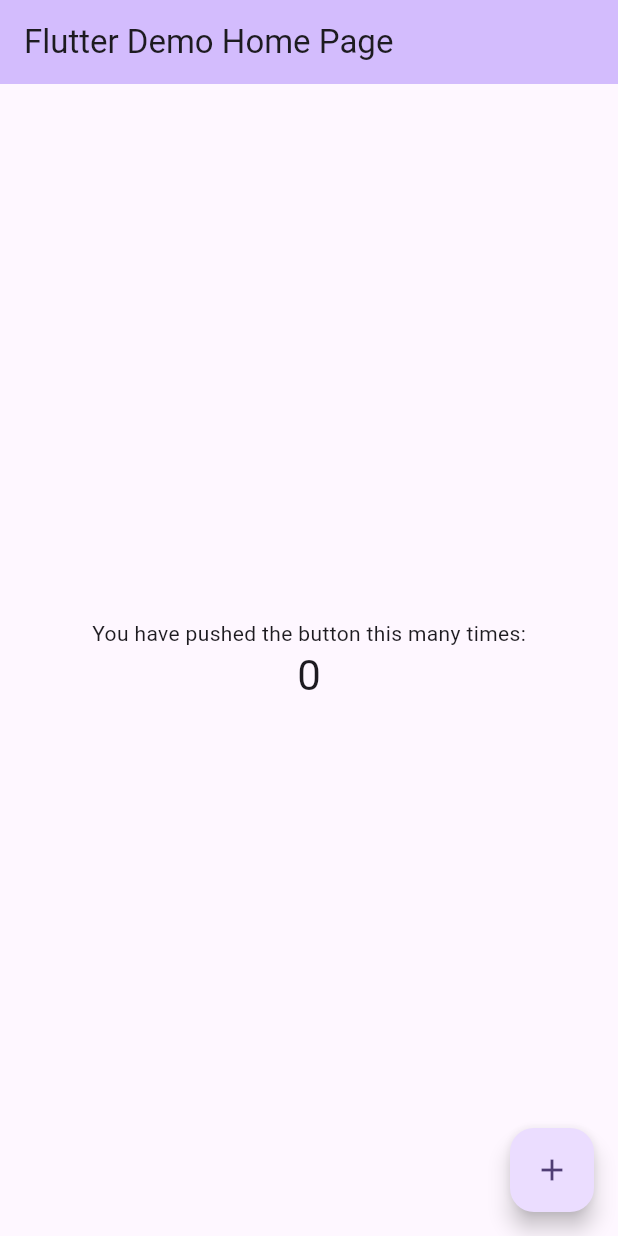
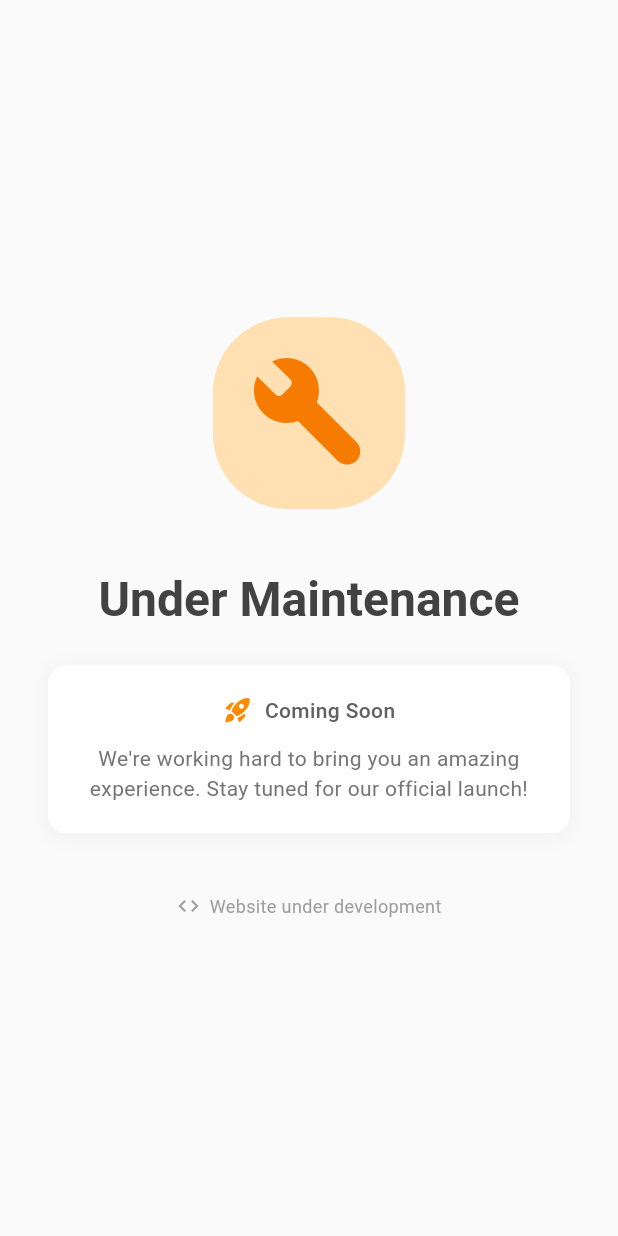
Before and after one commit to ShubaiTech/altira, a Flutter app: the screen it shows after launch, on a phone screen of 412 x 824 dp. Run offline on Flutter 3.47's test engine with Material 3 defaults, Android fonts, the light colour scheme and no system bars.

Commit message:
Update page to be under maintenance

```diff
--- a/lib/main.dart
+++ b/lib/main.dart
@@ -7,116 +7,124 @@ void main() {
 class MyApp extends StatelessWidget {
   const MyApp({super.key});
 
-  // This widget is the root of your application.
   @override
   Widget build(BuildContext context) {
     return MaterialApp(
-      title: 'Flutter Demo',
+      title: 'Altira - Under Maintenance',
       theme: ThemeData(
-        // This is the theme of your application.
-        //
-        // TRY THIS: Try running your application with "flutter run". You'll see
-        // the application has a purple toolbar. Then, without quitting the app,
-        // try changing the seedColor in the colorScheme below to Colors.green
-        // and then invoke "hot reload" (save your changes or press the "hot
-        // reload" button in a Flutter-supported IDE, or press "r" if you used
-        // the command line to start the app).
-        //
-        // Notice that the counter didn't reset back to zero; the application
-        // state is not lost during the reload. To reset the state, use hot
-        // restart instead.
-        //
-        // This works for code too, not just values: Most code changes can be
-        // tested with just a hot reload.
-        colorScheme: ColorScheme.fromSeed(seedColor: Colors.deepPurple),
+        colorScheme: ColorScheme.fromSeed(seedColor: Colors.orange),
+        useMaterial3: true,
       ),
-      home: const MyHomePage(title: 'Flutter Demo Home Page'),
+      home: const MaintenancePage(),
+      debugShowCheckedModeBanner: false,
     );
   }
 }
 
-class MyHomePage extends StatefulWidget {
-  const MyHomePage({super.key, required this.title});
-
-  // This widget is the home page of your application. It is stateful, meaning
-  // that it has a State object (defined below) that contains fields that affect
-  // how it looks.
-
-  // This class is the configuration for the state. It holds the values (in this
-  // case the title) provided by the parent (in this case the App widget) and
-  // used by the build method of the State. Fields in a Widget subclass are
-  // always marked "final".
-
-  final String title;
-
-  @override
-  State<MyHomePage> createState() => _MyHomePageState();
-}
-
-class _MyHomePageState extends State<MyHomePage> {
-  int _counter = 0;
-
-  void _incrementCounter() {
-    setState(() {
-      // This call to setState tells the Flutter framework that something has
-      // changed in this State, which causes it to rerun the build method below
-      // so that the display can reflect the updated values. If we changed
-      // _counter without calling setState(), then the build method would not be
-      // called again, and so nothing would appear to happen.
-      _counter++;
-    });
-  }
+class MaintenancePage extends StatelessWidget {
+  const MaintenancePage({super.key});
 
   @override
   Widget build(BuildContext context) {
-    // This method is rerun every time setState is called, for instance as done
-    // by the _incrementCounter method above.
-    //
-    // The Flutter framework has been optimized to make rerunning build methods
-    // fast, so that you can just rebuild anything that needs updating rather
-    // than having to individually change instances of widgets.
     return Scaffold(
-      appBar: AppBar(
-        // TRY THIS: Try changing the color here to a specific color (to
-        // Colors.amber, perhaps?) and trigger a hot reload to see the AppBar
-        // change color while the other colors stay the same.
-        backgroundColor: Theme.of(context).colorScheme.inversePrimary,
-        // Here we take the value from the MyHomePage object that was created by
-        // the App.build method, and use it to set our appbar title.
-        title: Text(widget.title),
-      ),
+      backgroundColor: Colors.grey[50],
       body: Center(
-        // Center is a layout widget. It takes a single child and positions it
-        // in the middle of the parent.
-        child: Column(
-          // Column is also a layout widget. It takes a list of children and
-          // arranges them vertically. By default, it sizes itself to fit its
-          // children horizontally, and tries to be as tall as its parent.
-          //
-          // Column has various properties to control how it sizes itself and
-          // how it positions its children. Here we use mainAxisAlignment to
-          // center the children vertically; the main axis here is the vertical
-          // axis because Columns are vertical (the cross axis would be
-          // horizontal).
-          //
-          // TRY THIS: Invoke "debug painting" (choose the "Toggle Debug Paint"
-          // action in the IDE, or press "p" in the console), to see the
-          // wireframe for each widget.
-          mainAxisAlignment: MainAxisAlignment.center,
-          children: <Widget>[
-            const Text('You have pushed the button this many times:'),
-            Text(
-              '$_counter',
-              style: Theme.of(context).textTheme.headlineMedium,
-            ),
-          ],
+        child: Padding(
+          padding: const EdgeInsets.all(32.0),
+          child: Column(
+            mainAxisAlignment: MainAxisAlignment.center,
+            children: [
+              // Maintenance icon
+              Container(
+                padding: const EdgeInsets.all(24),
+                decoration: BoxDecoration(
+                  color: Colors.orange[100],
+                  borderRadius: BorderRadius.circular(50),
+                ),
+                child: Icon(
+                  Icons.build_rounded,
+                  size: 80,
+                  color: Colors.orange[700],
+                ),
+              ),
+
+              const SizedBox(height: 40),
+
+              // Main title
+              Text(
+                'Under Maintenance',
+                style: Theme.of(context).textTheme.headlineLarge?.copyWith(
+                  fontWeight: FontWeight.bold,
+                  color: Colors.grey[800],
+                ),
+                textAlign: TextAlign.center,
+              ),
+
+              const SizedBox(height: 24),
+
+              // Additional info
+              Container(
+                padding: const EdgeInsets.all(20),
+                decoration: BoxDecoration(
+                  color: Colors.white,
+                  borderRadius: BorderRadius.circular(12),
+                  boxShadow: [
+                    BoxShadow(
+                      color: Colors.grey.withOpacity(0.1),
+                      spreadRadius: 1,
+                      blurRadius: 10,
+                      offset: const Offset(0, 2),
+                    ),
+                  ],
+                ),
+                child: Column(
+                  children: [
+                    Row(
+                      mainAxisAlignment: MainAxisAlignment.center,
+                      children: [
+                        Icon(
+                          Icons.rocket_launch,
+                          color: Colors.orange[600],
+                          size: 20,
+                        ),
+                        const SizedBox(width: 8),
+                        Text(
+                          'Coming Soon',
+                          style: TextStyle(
+                            fontWeight: FontWeight.w500,
+                            color: Colors.grey[700],
+                          ),
+                        ),
+                      ],
+                    ),
+                    const SizedBox(height: 12),
+                    Text(
+                      'We\'re working hard to bring you an amazing experience. Stay tuned for our official launch!',
+                      style: TextStyle(color: Colors.grey[600], fontSize: 14),
+                      textAlign: TextAlign.center,
+                    ),
+                  ],
+                ),
+              ),
+
+              const SizedBox(height: 40),
+
+              // Development status
+              Row(
+                mainAxisAlignment: MainAxisAlignment.center,
+                children: [
+                  Icon(Icons.code, color: Colors.grey[500], size: 16),
+                  const SizedBox(width: 6),
+                  Text(
+                    'Website under development',
+                    style: TextStyle(color: Colors.grey[500], fontSize: 12),
+                  ),
+                ],
+              ),
+            ],
+          ),
         ),
       ),
-      floatingActionButton: FloatingActionButton(
-        onPressed: _incrementCounter,
-        tooltip: 'Increment',
-        child: const Icon(Icons.add),
-      ), // This trailing comma makes auto-formatting nicer for build methods.
     );
   }
 }
```
